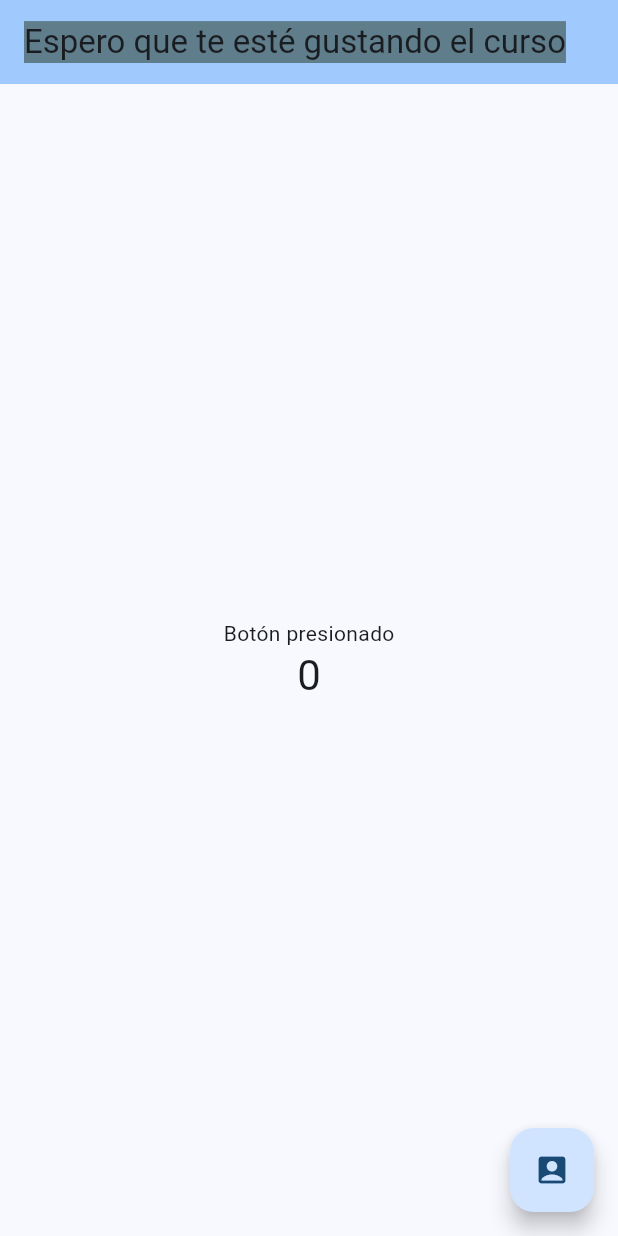
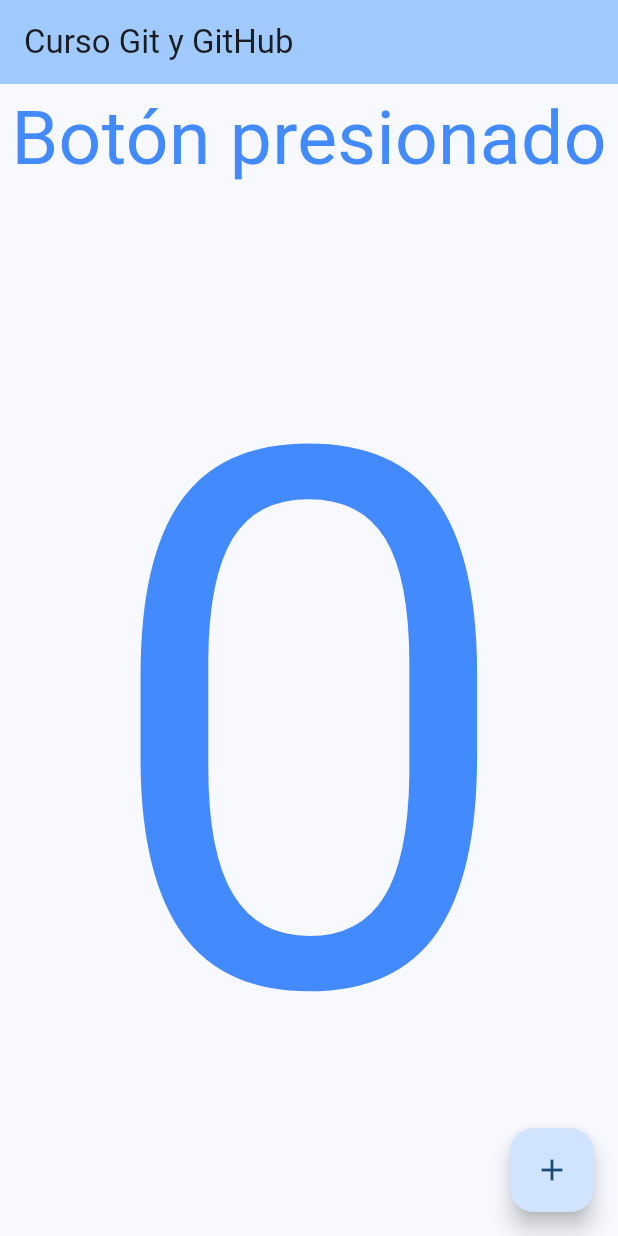
Before and after one commit to rlazarteg/AppCursoGit, a Flutter app: the screen it shows after launch, on a phone screen of 412 x 824 dp. Run offline on Flutter 3.47's test engine with Material 3 defaults, Android fonts, the phone set to English and light mode, and no system bars.

Commit message:
App Terminada v1

```diff
--- a/lib/main.dart
+++ b/lib/main.dart
@@ -14,12 +14,12 @@ class MyApp extends StatelessWidget {
       debugShowCheckedModeBanner: false,
       title: 'Curso Git y GitHub',
       theme: ThemeData(
-
+backgroundColor: Colors.blueGrey,
         colorScheme: ColorScheme.fromSeed(seedColor: Colors.blue),
         useMaterial3: true,
       ),
 
-      home: const MyHomePage(title: 'Espero que te esté gustando el curso'),
+      home: const MyHomePage(title: 'Curso Git y GitHub'),
 
     );
   }
@@ -52,7 +52,7 @@ class _MyHomePageState extends State<MyHomePage> {
 
         backgroundColor: Theme.of(context).colorScheme.inversePrimary,
 
-        title: Text(widget.title, style: TextStyle(backgroundColor: Colors.blueGrey),),
+        title: Text(widget.title,),
       ),
       body: Center(
 
@@ -60,20 +60,18 @@ class _MyHomePageState extends State<MyHomePage> {
 
           mainAxisAlignment: MainAxisAlignment.center,
           children: <Widget>[
-            const Text(
-              'Botón presionado',
-            ),
+            const Text('Botón presionado', style: TextStyle(color: Colors.blueAccent, fontSize: 50),),
             Text(
               '$_counter',
-              style: Theme.of(context).textTheme.headlineMedium,
+              style: TextStyle(color: Colors.blueAccent, fontSize: 500),
             ),
           ],
         ),
       ),
       floatingActionButton: FloatingActionButton(
         onPressed: _incrementCounter,
-        tooltip: 'Contactos',
-        child: const Icon(Icons.account_box),
+        tooltip: 'sumar',
+        child: const Icon(Icons.add),
       ), // This trailing comma makes auto-formatting nicer for build methods.
     );
   }
```
